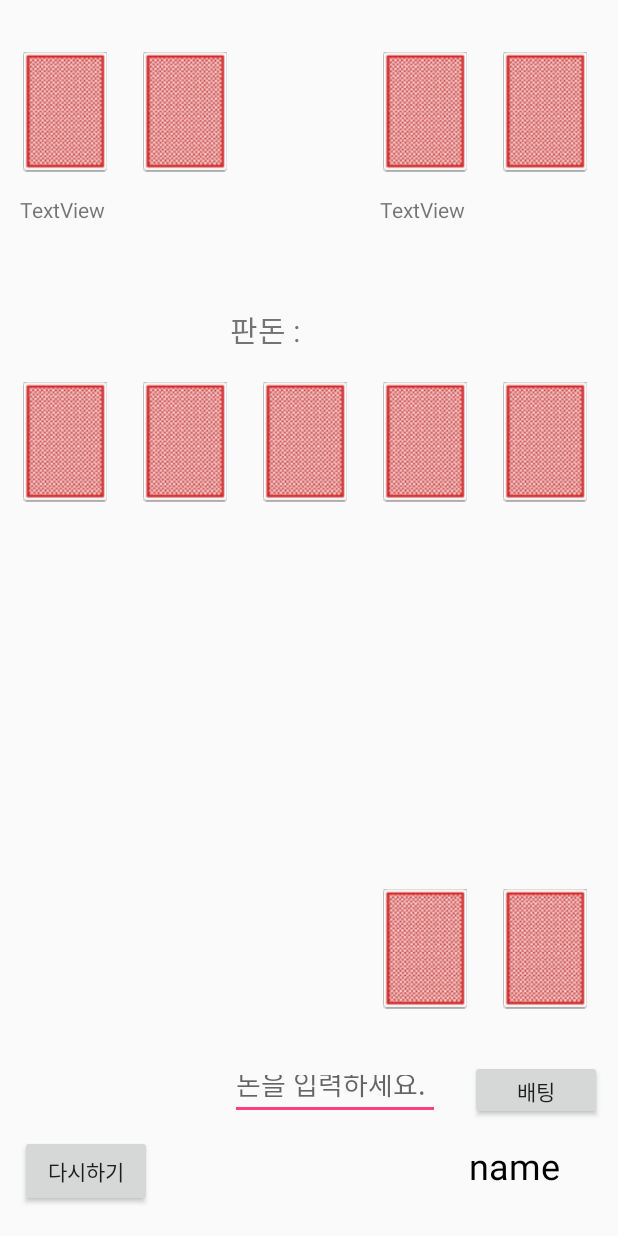
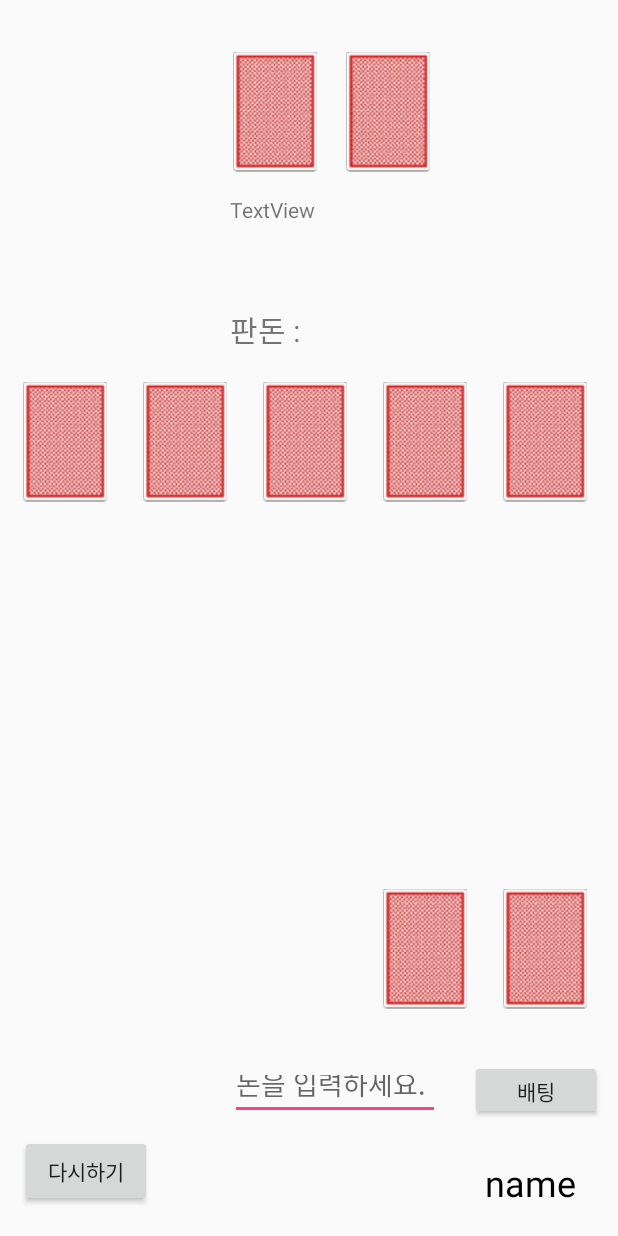
Before and after one commit to swhdgjss/Android, an Android app: the layout activity_play2.xml on its own in the app's theme, with its tools: preview values and no code run, on a phone screen of 412 x 824 dp. Run offline under Robolectric (Android 15) with nearby library versions, the phone set to English and light mode, and no system bars.

Commit message:
06/20 Play2 작업 완료

```diff
--- a/app/src/main/res/layout/activity_play2.xml
+++ b/app/src/main/res/layout/activity_play2.xml
@@ -14,10 +14,11 @@
         android:textAllCaps="false"
         android:textColor="@android:color/background_dark"
         android:textSize="24sp"
-        android:layout_alignBaseline="@+id/button7"
         android:layout_alignBottom="@+id/button7"
-        android:layout_alignRight="@+id/textView20"
-        android:layout_alignEnd="@+id/textView20" />
+        android:layout_alignRight="@+id/card2"
+        android:layout_alignEnd="@+id/card2"
+        android:layout_marginRight="9dp"
+        android:layout_marginEnd="9dp" />
 
     <Button
         android:id="@+id/button7"
@@ -99,7 +100,7 @@
         android:id="@+id/board1"
         android:layout_width="60dp"
         android:layout_height="80dp"
-        android:layout_below="@+id/textView16"
+        android:layout_below="@+id/gamemoney"
         android:layout_marginLeft="13dp"
         android:layout_marginStart="13dp"
         android:layout_marginTop="20dp"
@@ -130,26 +131,9 @@
         android:id="@+id/card4"
         android:layout_width="60dp"
         android:layout_height="80dp"
-        app:srcCompat="@drawable/back"
-        android:layout_alignTop="@+id/imageView38"
-        android:layout_alignLeft="@+id/board5"
-        android:layout_alignStart="@+id/board5" />
-
-    <ImageView
-        android:id="@+id/imageView38"
-        android:layout_width="60dp"
-        android:layout_height="80dp"
-        app:srcCompat="@drawable/back"
-        android:layout_alignTop="@+id/imageView37"
-        android:layout_alignLeft="@+id/board4"
-        android:layout_alignStart="@+id/board4" />
-
-    <ImageView
-        android:id="@+id/imageView37"
-        android:layout_width="60dp"
-        android:layout_height="80dp"
-        android:layout_alignTop="@+id/card3"
-        android:layout_marginStart="20dp"
+        android:layout_above="@+id/money1"
+        android:layout_marginStart="15dp"
+        android:layout_toEndOf="@+id/card3"
         android:layout_toRightOf="@+id/card3"
         app:srcCompat="@drawable/back" />
 
@@ -157,16 +141,16 @@
         android:id="@+id/card3"
         android:layout_width="60dp"
         android:layout_height="80dp"
-        android:layout_alignLeft="@+id/board1"
-        android:layout_alignStart="@+id/board1"
+        app:srcCompat="@drawable/back"
         android:layout_below="@+id/textView17"
-        app:srcCompat="@drawable/back" />
+        android:layout_alignLeft="@+id/gamemoney"
+        android:layout_alignStart="@+id/gamemoney" />
 
     <TextView
-        android:id="@+id/textView16"
-        android:layout_width="wrap_content"
+        android:id="@+id/gamemoney"
+        android:layout_width="150dp"
         android:layout_height="wrap_content"
-        android:layout_below="@+id/imageView37"
+        android:layout_below="@+id/card3"
         android:layout_marginTop="90dp"
         android:layout_toEndOf="@+id/board2"
         android:layout_toRightOf="@+id/board2"
@@ -191,17 +175,7 @@
         android:layout_alignRight="@+id/card7" />
 
     <TextView
-        android:id="@+id/textView20"
-        android:layout_width="120dp"
-        android:layout_height="wrap_content"
-        android:text="TextView"
-        android:layout_alignBaseline="@+id/textView21"
-        android:layout_alignBottom="@+id/textView21"
-        android:layout_alignLeft="@+id/imageView38"
-        android:layout_alignStart="@+id/imageView38" />
-
-    <TextView
-        android:id="@+id/textView21"
+        android:id="@+id/money1"
         android:layout_width="120dp"
         android:layout_height="wrap_content"
         android:layout_alignLeft="@+id/card3"
```
Also changed, not shown: app/src/main/java/com/example/l/holdem/Play2.java (+379 -0 lines), app/src/main/java/com/example/l/holdem/Play4.java (+5 -7 lines).
